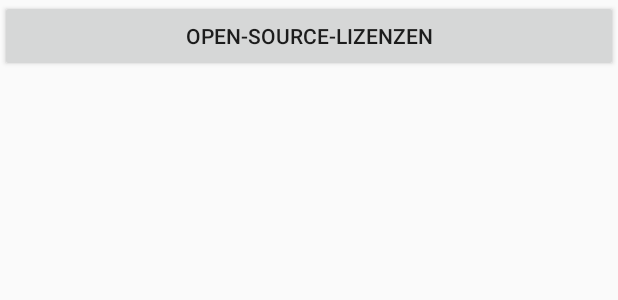
After one commit to Leo1998/Project-Fluegelrad, an Android app: the layout settings_fragment.xml on its own in the app's theme, with its tools: preview values and no code run, on a phone screen of 412 x 824 dp. The commit adds this screen. Shown: the top 300 px of the screen. Run offline under Robolectric (Android 15) with nearby library versions, the phone set to English and light mode, and no system bars.

Commit message:
licenses

```diff
--- a/App/app/build.gradle
+++ b/App/app/build.gradle
@@ -29,9 +29,11 @@ android {
 
 dependencies {
     compile fileTree(include: ['*.jar'], dir: 'libs')
-    testCompile 'junit:junit:4.12'
     compile 'com.android.support:appcompat-v7:24.2.1'
     compile 'com.android.support:design:24.2.1'
     compile 'com.android.support:cardview-v7:24.2.1'
     compile 'com.android.support:recyclerview-v7:24.2.1'
+    compile 'de.psdev.licensesdialog:licensesdialog:1.8.1'
+    compile 'com.android.support:support-v4:24.2.1'
+    testCompile 'junit:junit:4.12'
 }
--- a/App/app/src/main/java/de/projectfluegelrad/Calendar/CalendarFragment.java
+++ b/App/app/src/main/java/de/projectfluegelrad/Calendar/CalendarFragment.java
@@ -3,12 +3,9 @@ package de.projectfluegelrad.calendar;
 import android.os.Bundle;
 import android.support.v4.app.Fragment;
 import android.support.v4.app.FragmentTabHost;
-import android.support.v4.widget.SwipeRefreshLayout;
 import android.view.LayoutInflater;
 import android.view.View;
 import android.view.ViewGroup;
-import android.widget.LinearLayout;
-import android.widget.TabHost;
 
 import java.util.List;
 
--- a/App/app/src/main/java/de/projectfluegelrad/MainActivity.java
+++ b/App/app/src/main/java/de/projectfluegelrad/MainActivity.java
@@ -26,6 +26,7 @@ public class MainActivity extends AppCompatActivity implements NavigationView.On
 
     private CalendarFragment calendarFragment;
     private HomeFragment homeFragment;
+    private SettingsFragment settingsFragment;
 
     @Override
     protected void onCreate(Bundle savedInstanceState) {
@@ -90,6 +91,8 @@ public class MainActivity extends AppCompatActivity implements NavigationView.On
 
         homeFragment = new HomeFragment();
 
+        settingsFragment = new SettingsFragment();
+
         getSupportFragmentManager().beginTransaction().replace(R.id.fragment_container, homeFragment).commit();
         navigationView.getMenu().getItem(0).setChecked(true);
     }
@@ -144,7 +147,7 @@ public class MainActivity extends AppCompatActivity implements NavigationView.On
         } else if (id == R.id.nav_info || id == R.id.nav_info2) {
 
         } else if (id == R.id.nav_setting) {
-
+            getSupportFragmentManager().beginTransaction().replace(R.id.fragment_container, settingsFragment).commit();
         }
 
         DrawerLayout drawer = (DrawerLayout) findViewById(R.id.drawer_layout);
--- a/App/app/src/main/res/layout/home_fragment.xml
+++ b/App/app/src/main/res/layout/home_fragment.xml
@@ -6,6 +6,7 @@
     <TextView
         android:layout_width="wrap_content"
         android:layout_height="wrap_content"
-        android:text="Hallo"/>
+        android:text="Home"
+        android:id="@+id/textView2" />
 
 </LinearLayout>
--- /dev/null
+++ b/App/app/src/main/res/layout/settings_fragment.xml
@@ -0,0 +1,15 @@
+<LinearLayout xmlns:android="http://schemas.android.com/apk/res/android"
+    xmlns:tools="http://schemas.android.com/tools"
+    android:layout_width="match_parent"
+    android:layout_height="match_parent"
+    tools:context=".SettingsFragment"
+    android:weightSum="1">
+
+    <!-- TODO: Update blank fragment layout -->
+
+    <Button
+        android:text="@string/licenses_open"
+        android:layout_width="match_parent"
+        android:layout_height="wrap_content"
+        android:id="@+id/open_licenses_button" />
+</LinearLayout>
--- a/App/app/src/main/res/values/strings.xml
+++ b/App/app/src/main/res/values/strings.xml
@@ -10,7 +10,6 @@
     <string name="network_failure">No Network!</string>
     <string name="missing_driver_failure">Driver missing!</string>
     <string name="no_connction_failure">Not yet connected!</string>
-
 
 
     <string name="action_settings">Settings</string>
@@ -26,4 +25,6 @@
     <string name="calender_show_adress">Show Adress</string>
     <string name="drawer_add_calender">Add event to calender</string>
 
+    <string name="licenses_open">Open-Source-Lizenzen</string>
+
 </resources>
```
Also changed, not shown: App/app/src/main/java/de/projectfluegelrad/SettingsFragment.java (added, +44 -0 lines).
